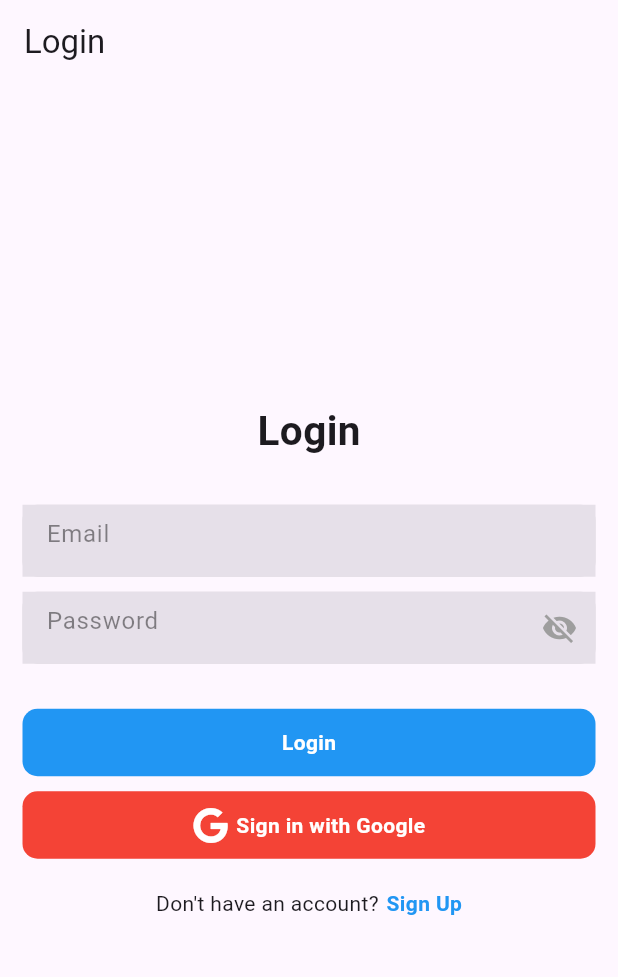
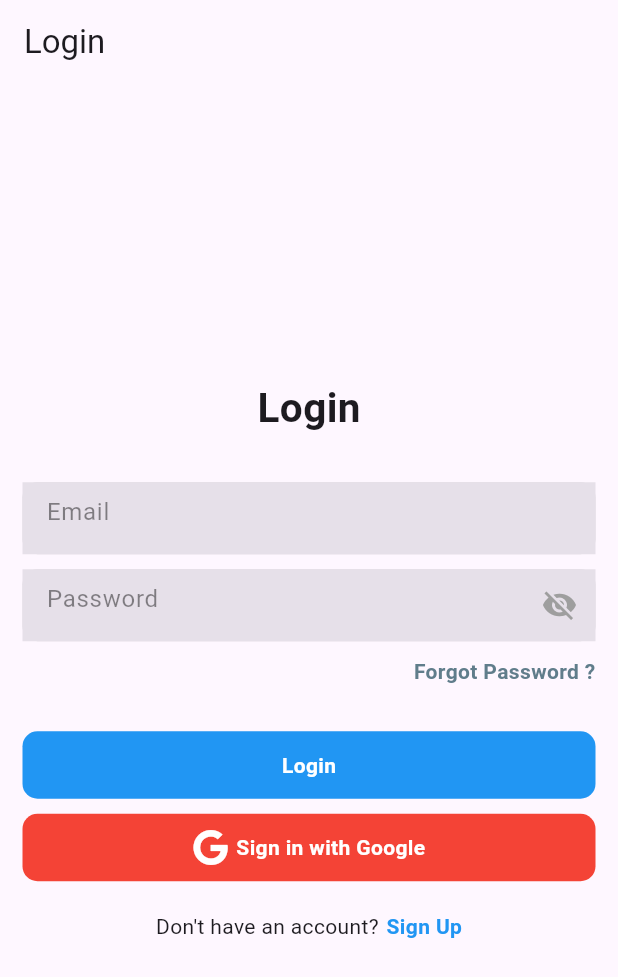
Before and after one commit to hamzenis/info-projekt, a Flutter app: the screen it shows after launch, on a phone screen of 412 x 824 dp. Shown: the top 977 px of the screen. Run offline on Flutter 3.47's test engine with Material 3 defaults, Android fonts, the phone set to English and light mode, and no system bars; our stand-ins replace cached_network_image, cloud_firestore, firebase_auth, firebase_core, flutter_cache_manager, fluttertoast and 4 more; missing offline and left inert: flutter_stripe; accounts and stored records are empty.

Commit message:
added Forgot password

```diff
--- a/info_projekt/lib/pages/login_page.dart
+++ b/info_projekt/lib/pages/login_page.dart
@@ -61,8 +61,43 @@ class _LoginPageState extends State<LoginPage> {
                 hintText: "Password",
                 isPasswordField: true,
               ),
+              InkWell(
+                onTap: () async {
+              if (_emailController.text.isEmpty) {
+                showToast(message: "Please enter your email address.");
+                return;
+              }
+              try {
+                // Check if the email is registered
+                bool isRegistered = await _auth.isEmailRegistered(_emailController.text);
+                print("Is email registered: $isRegistered"); // Debugging log
+
+                if (isRegistered) {
+                  await _firebaseAuth.sendPasswordResetEmail(email: _emailController.text);
+                  showToast(message: "Password reset email sent.");
+                } else {
+                  showToast(message: "This email address is not registered.");
+                }
+              } catch (e) {
+                showToast(message: "An error occurred: $e");
+                print("Error: $e"); // Debugging log
+              }
+            },
+                child: Container(
+                  margin: const EdgeInsets.only(top: 10, bottom: 20),
+                  alignment: Alignment.topRight,
+                  child: const Text(
+                    'Forgot Password ?',
+                    style: TextStyle(
+                        fontSize: 14,
+                        color: Colors.blueGrey,
+                        decoration: TextDecoration.none,
+                        fontWeight: FontWeight.bold),
+                  ),
+                ),
+              ),
               const SizedBox(
-                height: 30,
+                height: 10,
               ),
               GestureDetector(
                 onTap: () {
@@ -104,18 +139,18 @@ class _LoginPageState extends State<LoginPage> {
                     color: Colors.red,
                     borderRadius: BorderRadius.circular(10),
                   ),
-                  child: const Center(
+                  child: Center(
                     child: Row(
                       mainAxisAlignment: MainAxisAlignment.center,
                       children: [
-                        Icon(
+                        const Icon(
                           FontAwesomeIcons.google,
                           color: Colors.white,
                         ),
-                        SizedBox(
+                        const SizedBox(
                           width: 5,
                         ),
-                        Text(
+                        const Text(
                           "Sign in with Google",
                           style: TextStyle(
                             color: Colors.white,
```
